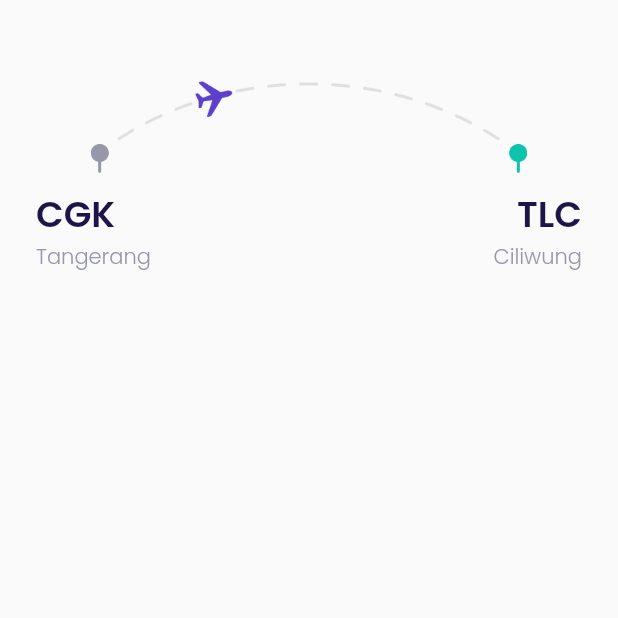
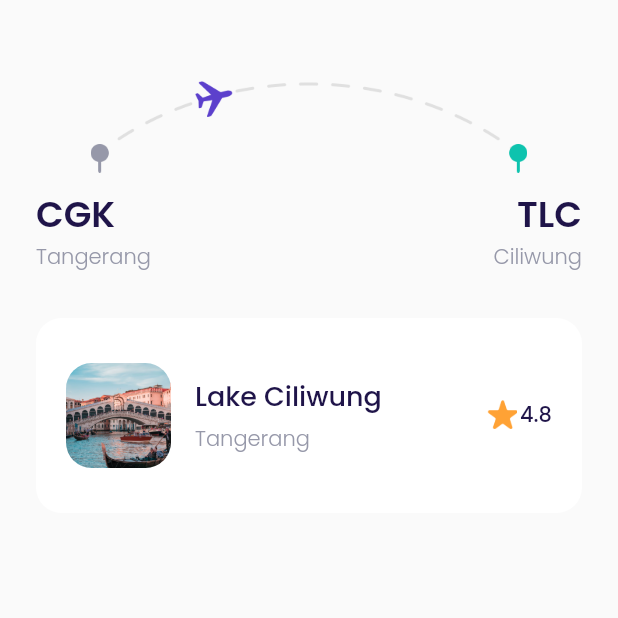
Before and after one commit to gitriant/airplane, a Flutter app: the CheckoutPage screen opened directly, on a phone screen of 412 x 824 dp, the top half of it. Run offline on Flutter 3.47's test engine with Material 2 defaults, Android fonts, the phone set to English and light mode, and no system bars; our stand-ins replace google_fonts.

Commit message:
checkout page destination tile

```diff
--- a/lib/ui/pages/checkout_page.dart
+++ b/lib/ui/pages/checkout_page.dart
@@ -57,11 +57,72 @@ class CheckoutPage extends StatelessWidget {
       );
     }
 
+    Widget bookingDetails() {
+      return Container(
+        margin: EdgeInsets.only(top: 30),
+        padding: EdgeInsets.symmetric(horizontal: 20, vertical: 30),
+        decoration: BoxDecoration(
+            borderRadius: BorderRadius.circular(defaultRadius),
+            color: kWhiteColor),
+        child: Column(
+          children: [
+            Row(
+              children: [
+                Container(
+                  width: 70,
+                  height: 70,
+                  margin: EdgeInsets.only(right: 16),
+                  decoration: BoxDecoration(
+                      borderRadius: BorderRadius.circular(defaultRadius),
+                      image: DecorationImage(
+                          fit: BoxFit.cover,
+                          image: AssetImage('assets/image_destination1.png'))),
+                ),
+                Expanded(
+                  child: Column(
+                    crossAxisAlignment: CrossAxisAlignment.start,
+                    children: [
+                      Text(
+                        "Lake Ciliwung",
+                        style: blackTextStyle.copyWith(
+                            fontSize: 18, fontWeight: medium),
+                      ),
+                      SizedBox(height: 5),
+                      Text(
+                        'Tangerang',
+                        style: greyTextStyle.copyWith(fontWeight: light),
+                      ),
+                    ],
+                  ),
+                ),
+                Row(
+                  mainAxisAlignment: MainAxisAlignment.center,
+                  crossAxisAlignment: CrossAxisAlignment.start,
+                  children: [
+                    Container(
+                      width: 20,
+                      height: 20,
+                      margin: EdgeInsets.only(right: 2),
+                      decoration: BoxDecoration(
+                          image: DecorationImage(
+                              image: AssetImage('assets/icon_star.png'))),
+                    ),
+                    Text('4.8',
+                        style: blackTextStyle.copyWith(fontWeight: medium))
+                  ],
+                )
+              ],
+            ),
+          ],
+        ),
+      );
+    }
+
     return Scaffold(
       backgroundColor: kBackgroundColor,
       body: ListView(
           padding: EdgeInsets.symmetric(horizontal: defaultMargin),
-          children: [route()]),
+          children: [route(), bookingDetails()]),
     );
   }
 }
```
